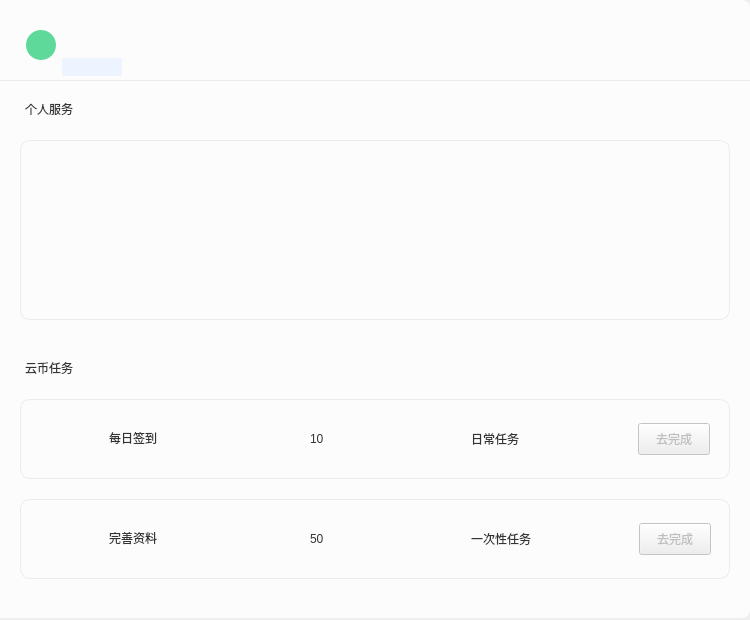
Old version of the form src/ZcloudEntCenter/UserCenterMainWidget.ui in the repository gispda/ZcloudDesk.
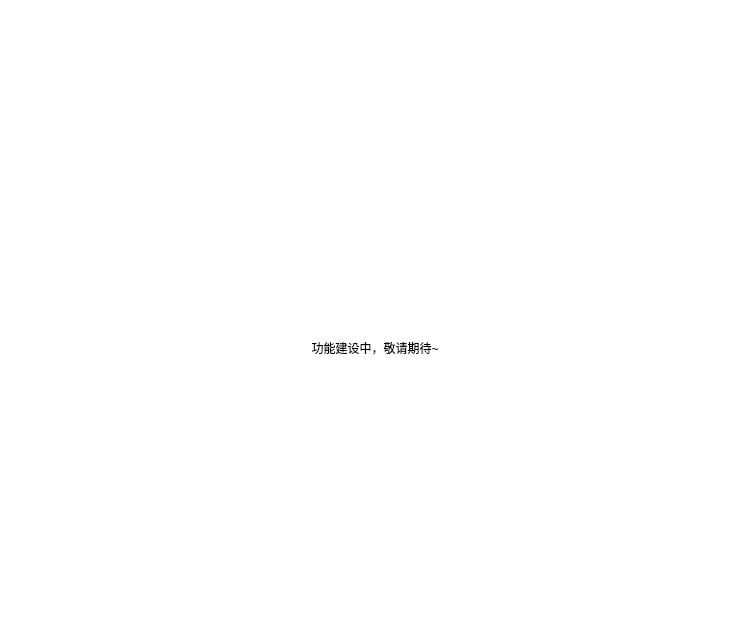
New version of the form. Icons and pictures are not drawn.

Commit message: ent center update

The edit to the form file:
```diff
--- a/src/ZcloudEntCenter/UserCenterMainWidget.ui
+++ b/src/ZcloudEntCenter/UserCenterMainWidget.ui
@@ -24,823 +24,47 @@
   </property>
   <property name="maximumSize">
    <size>
-    <width>1002</width>
-    <height>6200</height>
+    <width>750</width>
+    <height>620</height>
    </size>
   </property>
   <property name="windowTitle">
    <string>EntCenterWidget</string>
   </property>
   <property name="styleSheet">
-   <string notr="true">QWidget#EntCenterWidget{background-color: rgb(255, 255, 255);};</string>
+   <string notr="true">QWidget#UserCenterMainWidget{background-color: rgb(255, 255, 255);border-radius:8px;}</string>
   </property>
-  <widget class="QWidget" name="EntRightWidget" native="true">
+  <widget class="QLabel" name="label">
    <property name="geometry">
     <rect>
-     <x>0</x>
-     <y>0</y>
-     <width>750</width>
-     <height>618</height>
+     <x>250</x>
+     <y>340</y>
+     <width>250</width>
+     <height>16</height>
     </rect>
    </property>
-   <property name="sizePolicy">
-    <sizepolicy hsizetype="Fixed" vsizetype="Fixed">
-     <horstretch>0</horstretch>
-     <verstretch>0</verstretch>
-    </sizepolicy>
+   <property name="text">
+    <string>功能建设中，敬请期待~</string>
    </property>
-   <property name="minimumSize">
-    <size>
-     <width>750</width>
-     <height>618</height>
-    </size>
+   <property name="alignment">
+    <set>Qt::AlignCenter</set>
    </property>
-   <property name="maximumSize">
-    <size>
-     <width>750</width>
-     <height>618</height>
-    </size>
+  </widget>
+  <widget class="QLabel" name="label_2">
+   <property name="geometry">
+    <rect>
+     <x>275</x>
+     <y>90</y>
+     <width>200</width>
+     <height>200</height>
+    </rect>
    </property>
    <property name="styleSheet">
-    <string notr="true">QWidget#EntRightWidget{background-color: rgb(252, 252, 252);border-top-right-radius:8px;border-bottom-right-radius:8px;}</string>
+    <string notr="true">border-image: url(:/EntCenterWidget/image/ycs_logo.png);</string>
    </property>
-   <widget class="QLabel" name="labelSpaceRight">
-    <property name="geometry">
-     <rect>
-      <x>0</x>
-      <y>80</y>
-      <width>750</width>
-      <height>1</height>
-     </rect>
-    </property>
-    <property name="sizePolicy">
-     <sizepolicy hsizetype="Fixed" vsizetype="Fixed">
-      <horstretch>0</horstretch>
-      <verstretch>0</verstretch>
-     </sizepolicy>
-    </property>
-    <property name="minimumSize">
-     <size>
-      <width>750</width>
-      <height>1</height>
-     </size>
-    </property>
-    <property name="maximumSize">
-     <size>
-      <width>750</width>
-      <height>1</height>
-     </size>
-    </property>
-    <property name="styleSheet">
-     <string notr="true">background-color: rgb(235, 235, 235);</string>
-    </property>
-    <property name="text">
-     <string/>
-    </property>
-   </widget>
-   <widget class="QWidget" name="ServiceFeeWidget" native="true">
-    <property name="geometry">
-     <rect>
-      <x>20</x>
-      <y>140</y>
-      <width>710</width>
-      <height>180</height>
-     </rect>
-    </property>
-    <property name="sizePolicy">
-     <sizepolicy hsizetype="Fixed" vsizetype="Fixed">
-      <horstretch>0</horstretch>
-      <verstretch>0</verstretch>
-     </sizepolicy>
-    </property>
-    <property name="minimumSize">
-     <size>
-      <width>710</width>
-      <height>80</height>
-     </size>
-    </property>
-    <property name="maximumSize">
-     <size>
-      <width>710</width>
-      <height>180</height>
-     </size>
-    </property>
-    <property name="styleSheet">
-     <string notr="true">QWidget#ServiceFeeWidget{background-color: rgb(252, 252, 252);border:1px solid rgba(235,235,235,1);
-border-radius:10px;}</string>
-    </property>
-    <widget class="QLabel" name="label_3">
-     <property name="geometry">
-      <rect>
-       <x>0</x>
-       <y>0</y>
-       <width>710</width>
-       <height>180</height>
-      </rect>
-     </property>
-     <property name="maximumSize">
-      <size>
-       <width>710</width>
-       <height>180</height>
-      </size>
-     </property>
-     <property name="text">
-      <string/>
-     </property>
-     <property name="pixmap">
-      <pixmap resource="EntCenterWidget.qrc">:/EntCenterWidget/image/userVipDefualt.png</pixmap>
-     </property>
-    </widget>
-   </widget>
-   <widget class="QWidget" name="SignInWidget" native="true">
-    <property name="geometry">
-     <rect>
-      <x>20</x>
-      <y>399</y>
-      <width>710</width>
-      <height>80</height>
-     </rect>
-    </property>
-    <property name="sizePolicy">
-     <sizepolicy hsizetype="Fixed" vsizetype="Fixed">
-      <horstretch>0</horstretch>
-      <verstretch>0</verstretch>
-     </sizepolicy>
-    </property>
-    <property name="minimumSize">
-     <size>
-      <width>710</width>
-      <height>80</height>
-     </size>
-    </property>
-    <property name="maximumSize">
-     <size>
-      <width>710</width>
-      <height>80</height>
-     </size>
-    </property>
-    <property name="styleSheet">
-     <string notr="true">QWidget#SignInWidget{background-color: rgb(252, 252, 252);border:1px solid rgba(235,235,235,1);
-border-radius:10px;}</string>
-    </property>
-    <widget class="QPushButton" name="SignInButton">
-     <property name="enabled">
-      <bool>false</bool>
-     </property>
-     <property name="geometry">
-      <rect>
-       <x>618</x>
-       <y>24</y>
-       <width>72</width>
-       <height>32</height>
-      </rect>
-     </property>
-     <property name="sizePolicy">
-      <sizepolicy hsizetype="Fixed" vsizetype="Fixed">
-       <horstretch>0</horstretch>
-       <verstretch>0</verstretch>
-      </sizepolicy>
-     </property>
-     <property name="minimumSize">
-      <size>
-       <width>72</width>
-       <height>32</height>
-      </size>
-     </property>
-     <property name="maximumSize">
-      <size>
-       <width>72</width>
-       <height>32</height>
-      </size>
-     </property>
-     <property name="styleSheet">
-      <string notr="true">QPushButton{ background-color: qlineargradient(spread:pad, x1:0, y1:0, x2:1, y2:0, stop:0 rgba(2, 164, 253, 1), stop:1 rgba(31, 139, 237, 1));border-radius:4px;font: 14px &quot;微软雅黑&quot;;color:rgba(255, 255, 255, 1);}
-QPushButton:hover,pressed{ background-color: qlineargradient(spread:pad, x1:0, y1:0, x2:0, y2:1, stop:0 rgba(40, 178, 253, 1),stop:1 rgba(64, 156, 240, 1));
-border-radius:4px;font: 14px &quot;微软雅黑&quot;;color:rgba(255, 255, 255, 1);}
-QPushButton:disabled{ background-color:rgba(200,200,200,1);border-radius:4px;};</string>
-     </property>
-     <property name="text">
-      <string>去完成</string>
-     </property>
-    </widget>
-    <widget class="QLabel" name="label_8">
-     <property name="geometry">
-      <rect>
-       <x>20</x>
-       <y>15</y>
-       <width>50</width>
-       <height>50</height>
-      </rect>
-     </property>
-     <property name="sizePolicy">
-      <sizepolicy hsizetype="Fixed" vsizetype="Fixed">
-       <horstretch>0</horstretch>
-       <verstretch>0</verstretch>
-      </sizepolicy>
-     </property>
-     <property name="minimumSize">
-      <size>
-       <width>50</width>
-       <height>50</height>
-      </size>
-     </property>
-     <property name="maximumSize">
-      <size>
-       <width>50</width>
-       <height>50</height>
-      </size>
-     </property>
-     <property name="toolTip">
-      <string>完成签到，可获得云币+10</string>
-     </property>
-     <property name="styleSheet">
-      <string notr="true">QLabel{border-image: url(:/EntCenterWidget/image/signIn.png);}</string>
-     </property>
-     <property name="text">
-      <string/>
-     </property>
-    </widget>
-    <widget class="QLabel" name="label_10">
-     <property name="geometry">
-      <rect>
-       <x>89</x>
-       <y>31</y>
-       <width>56</width>
-       <height>15</height>
-      </rect>
-     </property>
-     <property name="sizePolicy">
-      <sizepolicy hsizetype="Fixed" vsizetype="Fixed">
-       <horstretch>0</horstretch>
-       <verstretch>0</verstretch>
-      </sizepolicy>
-     </property>
-     <property name="minimumSize">
-      <size>
-       <width>56</width>
-       <height>15</height>
-      </size>
-     </property>
-     <property name="maximumSize">
-      <size>
-       <width>56</width>
-       <height>15</height>
-      </size>
-     </property>
-     <property name="toolTip">
-      <string>完成签到，可获得云币+10</string>
-     </property>
-     <property name="styleSheet">
-      <string notr="true">QLabel{font: 14px &quot;微软雅黑&quot;;
-color:#333333;}</string>
-     </property>
-     <property name="text">
-      <string>每日签到</string>
-     </property>
-    </widget>
-    <widget class="QLabel" name="label_12">
-     <property name="geometry">
-      <rect>
-       <x>260</x>
-       <y>31</y>
-       <width>20</width>
-       <height>20</height>
-      </rect>
-     </property>
-     <property name="sizePolicy">
-      <sizepolicy hsizetype="Fixed" vsizetype="Fixed">
-       <horstretch>0</horstretch>
-       <verstretch>0</verstretch>
-      </sizepolicy>
-     </property>
-     <property name="minimumSize">
-      <size>
-       <width>20</width>
-       <height>20</height>
-      </size>
-     </property>
-     <property name="maximumSize">
-      <size>
-       <width>20</width>
-       <height>20</height>
-      </size>
-     </property>
-     <property name="styleSheet">
-      <string notr="true">border-image: url(:/EntCenterWidget/image/score.png);</string>
-     </property>
-     <property name="text">
-      <string/>
-     </property>
-    </widget>
-    <widget class="QLabel" name="label_14">
-     <property name="geometry">
-      <rect>
-       <x>290</x>
-       <y>32</y>
-       <width>20</width>
-       <height>15</height>
-      </rect>
-     </property>
-     <property name="sizePolicy">
-      <sizepolicy hsizetype="Fixed" vsizetype="Fixed">
-       <horstretch>0</horstretch>
-       <verstretch>0</verstretch>
-      </sizepolicy>
-     </property>
-     <property name="minimumSize">
-      <size>
-       <width>20</width>
-       <height>15</height>
-      </size>
-     </property>
-     <property name="maximumSize">
-      <size>
-       <width>20</width>
-       <height>15</height>
-      </size>
-     </property>
-     <property name="styleSheet">
-      <string notr="true">font: 14px &quot;微软雅黑&quot;;
-color:#333333;</string>
-     </property>
-     <property name="text">
-      <string>10</string>
-     </property>
-    </widget>
-    <widget class="QLabel" name="label_16">
-     <property name="geometry">
-      <rect>
-       <x>451</x>
-       <y>32</y>
-       <width>56</width>
-       <height>15</height>
-      </rect>
-     </property>
-     <property name="sizePolicy">
-      <sizepolicy hsizetype="Fixed" vsizetype="Fixed">
-       <horstretch>0</horstretch>
-       <verstretch>0</verstretch>
-      </sizepolicy>
-     </property>
-     <property name="minimumSize">
-      <size>
-       <width>56</width>
-       <height>15</height>
-      </size>
-     </property>
-     <property name="maximumSize">
-      <size>
-       <width>56</width>
-       <height>15</height>
-      </size>
-     </property>
-     <property name="styleSheet">
-      <string notr="true">font: 14px &quot;微软雅黑&quot;;
-color:#333333;</string>
-     </property>
-     <property name="text">
-      <string>日常任务</string>
-     </property>
-    </widget>
-   </widget>
-   <widget class="QWidget" name="CompeteDataWidget" native="true">
-    <property name="enabled">
-     <bool>true</bool>
-    </property>
-    <property name="geometry">
-     <rect>
-      <x>20</x>
-      <y>499</y>
-      <width>710</width>
-      <height>80</height>
-     </rect>
-    </property>
-    <property name="sizePolicy">
-     <sizepolicy hsizetype="Fixed" vsizetype="Fixed">
-      <horstretch>0</horstretch>
-      <verstretch>0</verstretch>
-     </sizepolicy>
-    </property>
-    <property name="minimumSize">
-     <size>
-      <width>710</width>
-      <height>80</height>
-     </size>
-    </property>
-    <property name="maximumSize">
-     <size>
-      <width>710</width>
-      <height>80</height>
-     </size>
-    </property>
-    <property name="styleSheet">
-     <string notr="true">QWidget#CompeteDataWidget{background-color: rgb(252, 252, 252);border:1px solid rgba(235,235,235,1);
-border-radius:10px;}</string>
-    </property>
-    <widget class="QLabel" name="label_9">
-     <property name="geometry">
-      <rect>
-       <x>20</x>
-       <y>15</y>
-       <width>50</width>
-       <height>50</height>
-      </rect>
-     </property>
-     <property name="sizePolicy">
-      <sizepolicy hsizetype="Fixed" vsizetype="Fixed">
-       <horstretch>0</horstretch>
-       <verstretch>0</verstretch>
-      </sizepolicy>
-     </property>
-     <property name="minimumSize">
-      <size>
-       <width>50</width>
-       <height>50</height>
-      </size>
-     </property>
-     <property name="maximumSize">
-      <size>
-       <width>50</width>
-       <height>50</height>
-      </size>
-     </property>
-     <property name="toolTip">
-      <string>完善个人资料，可获得云币+50</string>
-     </property>
-     <property name="styleSheet">
-      <string notr="true">QLabel{border-image: url(:/EntCenterWidget/image/completeInfo.png);}</string>
-     </property>
-     <property name="text">
-      <string/>
-     </property>
-    </widget>
-    <widget class="QLabel" name="label_11">
-     <property name="geometry">
-      <rect>
-       <x>89</x>
-       <y>31</y>
-       <width>56</width>
-       <height>15</height>
-      </rect>
-     </property>
-     <property name="sizePolicy">
-      <sizepolicy hsizetype="Fixed" vsizetype="Fixed">
-       <horstretch>0</horstretch>
-       <verstretch>0</verstretch>
-      </sizepolicy>
-     </property>
-     <property name="minimumSize">
-      <size>
-       <width>56</width>
-       <height>15</height>
-      </size>
-     </property>
-     <property name="maximumSize">
-      <size>
-       <width>56</width>
-       <height>15</height>
-      </size>
-     </property>
-     <property name="toolTip">
-      <string>完善个人资料，可获得云币+50</string>
-     </property>
-     <property name="styleSheet">
-      <string notr="true">QLabel{font: 14px &quot;微软雅黑&quot;;
-color:#333333;}</string>
-     </property>
-     <property name="text">
-      <string>完善资料</string>
-     </property>
-    </widget>
-    <widget class="QLabel" name="label_13">
-     <property name="geometry">
-      <rect>
-       <x>260</x>
-       <y>31</y>
-       <width>20</width>
-       <height>20</height>
-      </rect>
-     </property>
-     <property name="sizePolicy">
-      <sizepolicy hsizetype="Fixed" vsizetype="Fixed">
-       <horstretch>0</horstretch>
-       <verstretch>0</verstretch>
-      </sizepolicy>
-     </property>
-     <property name="minimumSize">
-      <size>
-       <width>20</width>
-       <height>20</height>
-      </size>
-     </property>
-     <property name="maximumSize">
-      <size>
-       <width>20</width>
-       <height>20</height>
-      </size>
-     </property>
-     <property name="styleSheet">
-      <string notr="true">border-image: url(:/EntCenterWidget/image/score.png);</string>
-     </property>
-     <property name="text">
-      <string/>
-     </property>
-    </widget>
-    <widget class="QLabel" name="label_15">
-     <property name="geometry">
-      <rect>
-       <x>290</x>
-       <y>32</y>
-       <width>20</width>
-       <height>15</height>
-      </rect>
-     </property>
-     <property name="sizePolicy">
-      <sizepolicy hsizetype="Fixed" vsizetype="Fixed">
-       <horstretch>0</horstretch>
-       <verstretch>0</verstretch>
-      </sizepolicy>
-     </property>
-     <property name="minimumSize">
-      <size>
-       <width>20</width>
-       <height>15</height>
-      </size>
-     </property>
-     <property name="maximumSize">
-      <size>
-       <width>20</width>
-       <height>15</height>
-      </size>
-     </property>
-     <property name="styleSheet">
-      <string notr="true">font: 14px &quot;微软雅黑&quot;;
-color:#333333;</string>
-     </property>
-     <property name="text">
-      <string>50</string>
-     </property>
-    </widget>
-    <widget class="QLabel" name="label_17">
-     <property name="geometry">
-      <rect>
-       <x>451</x>
-       <y>32</y>
-       <width>70</width>
-       <height>15</height>
-      </rect>
-     </property>
-     <property name="sizePolicy">
-      <sizepolicy hsizetype="Fixed" vsizetype="Fixed">
-       <horstretch>0</horstretch>
-       <verstretch>0</verstretch>
-      </sizepolicy>
-     </property>
-     <property name="minimumSize">
-      <size>
-       <width>70</width>
-       <height>15</height>
-      </size>
-     </property>
-     <property name="maximumSize">
-      <size>
-       <width>70</width>
-       <height>15</height>
-      </size>
-     </property>
-     <property name="styleSheet">
-      <string notr="true">font: 14px &quot;微软雅黑&quot;;
-color:#333333;</string>
-     </property>
-     <property name="text">
-      <string>一次性任务</string>
-     </property>
-    </widget>
-    <widget class="QPushButton" name="CompeteDataButton">
-     <property name="enabled">
-      <bool>false</bool>
-     </property>
-     <property name="geometry">
-      <rect>
-       <x>619</x>
-       <y>24</y>
-       <width>72</width>
-       <height>32</height>
-      </rect>
-     </property>
-     <property name="sizePolicy">
-      <sizepolicy hsizetype="Fixed" vsizetype="Fixed">
-       <horstretch>0</horstretch>
-       <verstretch>0</verstretch>
-      </sizepolicy>
-     </property>
-     <property name="minimumSize">
-      <size>
-       <width>72</width>
-       <height>32</height>
-      </size>
-     </property>
-     <property name="maximumSize">
-      <size>
-       <width>72</width>
-       <height>32</height>
-      </size>
-     </property>
-     <property name="styleSheet">
-      <string notr="true">QPushButton{background-color: qlineargradient(spread:pad, x1:0, y1:0, x2:1, y2:0, stop:0 rgba(2, 164, 253, 1), stop:1 rgba(31, 139, 237, 1));
-			border-radius:4px;font: 14px &quot;微软雅黑&quot;;color:rgba(255, 255, 255, 1);}
-QPushButton:hover,pressed{ background-color: qlineargradient(spread:pad, x1:0, y1:0, x2:0, y2:1, stop:0 rgba(40, 178, 253, 1),stop:1 rgba(64, 156, 240, 1));
-		  border-radius:4px;font: 14px &quot;微软雅黑&quot;;color:rgba(255, 255, 255, 1);}
-QPushButton:disabled{ background-color:rgba(200,200,200,1);border-radius:4px;};</string>
-     </property>
-     <property name="text">
-      <string>去完成</string>
-     </property>
-    </widget>
-   </widget>
-   <widget class="QLabel" name="label">
-    <property name="geometry">
-     <rect>
-      <x>25</x>
-      <y>100</y>
-      <width>64</width>
-      <height>17</height>
-     </rect>
-    </property>
-    <property name="sizePolicy">
-     <sizepolicy hsizetype="Fixed" vsizetype="Fixed">
-      <horstretch>0</horstretch>
-      <verstretch>0</verstretch>
-     </sizepolicy>
-    </property>
-    <property name="minimumSize">
-     <size>
-      <width>64</width>
-      <height>17</height>
-     </size>
-    </property>
-    <property name="maximumSize">
-     <size>
-      <width>64</width>
-      <height>17</height>
-     </size>
-    </property>
-    <property name="styleSheet">
-     <string notr="true">font: 16px &quot;微软雅黑&quot;;
-color:#333333;</string>
-    </property>
-    <property name="text">
-     <string>个人服务</string>
-    </property>
-   </widget>
-   <widget class="QLabel" name="label_2">
-    <property name="geometry">
-     <rect>
-      <x>25</x>
-      <y>359</y>
-      <width>64</width>
-      <height>17</height>
-     </rect>
-    </property>
-    <property name="sizePolicy">
-     <sizepolicy hsizetype="Fixed" vsizetype="Fixed">
-      <horstretch>0</horstretch>
-      <verstretch>0</verstretch>
-     </sizepolicy>
-    </property>
-    <property name="minimumSize">
-     <size>
-      <width>64</width>
-      <height>17</height>
-     </size>
-    </property>
-    <property name="maximumSize">
-     <size>
-      <width>64</width>
-      <height>17</height>
-     </size>
-    </property>
-    <property name="styleSheet">
-     <string notr="true">font: 16px &quot;微软雅黑&quot;;
-color:#333333;</string>
-    </property>
-    <property name="text">
-     <string>云币任务</string>
-    </property>
-   </widget>
-   <widget class="QLabel" name="labelFirstName">
-    <property name="geometry">
-     <rect>
-      <x>26</x>
-      <y>30</y>
-      <width>30</width>
-      <height>30</height>
-     </rect>
-    </property>
-    <property name="sizePolicy">
-     <sizepolicy hsizetype="Fixed" vsizetype="Fixed">
-      <horstretch>0</horstretch>
-      <verstretch>0</verstretch>
-     </sizepolicy>
-    </property>
-    <property name="minimumSize">
-     <size>
-      <width>30</width>
-      <height>30</height>
-     </size>
-    </property>
-    <property name="maximumSize">
-     <size>
-      <width>30</width>
-      <height>30</height>
-     </size>
-    </property>
-    <property name="styleSheet">
-     <string notr="true">background:rgba(95,217,153,1);
-border-radius:15px;
-font: 14px &quot;微软雅黑&quot;;
-color:#FDFDFD;</string>
-    </property>
-    <property name="text">
-     <string/>
-    </property>
-    <property name="alignment">
-     <set>Qt::AlignCenter</set>
-    </property>
-   </widget>
-   <widget class="QLabel" name="labelUserName">
-    <property name="geometry">
-     <rect>
-      <x>62</x>
-      <y>36</y>
-      <width>28</width>
-      <height>16</height>
-     </rect>
-    </property>
-    <property name="sizePolicy">
-     <sizepolicy hsizetype="Preferred" vsizetype="Fixed">
-      <horstretch>0</horstretch>
-      <verstretch>0</verstretch>
-     </sizepolicy>
-    </property>
-    <property name="minimumSize">
-     <size>
-      <width>28</width>
-      <height>16</height>
-     </size>
-    </property>
-    <property name="maximumSize">
-     <size>
-      <width>16777215</width>
-      <height>16</height>
-     </size>
-    </property>
-    <property name="styleSheet">
-     <string notr="true">font: 14px &quot;微软雅黑&quot;;
-color:#333333;</string>
-    </property>
-    <property name="text">
-     <string/>
-    </property>
-   </widget>
-   <widget class="QLabel" name="labelUserJob">
-    <property name="geometry">
-     <rect>
-      <x>62</x>
-      <y>58</y>
-      <width>60</width>
-      <height>18</height>
-     </rect>
-    </property>
-    <property name="sizePolicy">
-     <sizepolicy hsizetype="Preferred" vsizetype="Fixed">
-      <horstretch>0</horstretch>
-      <verstretch>0</verstretch>
-     </sizepolicy>
-    </property>
-    <property name="minimumSize">
-     <size>
-      <width>60</width>
-      <height>18</height>
-     </size>
-    </property>
-    <property name="maximumSize">
-     <size>
-      <width>16777215</width>
-      <height>18</height>
-     </size>
-    </property>
-    <property name="styleSheet">
-     <string notr="true">font: 12px &quot;微软雅黑&quot;;
-color:#3EACF7;
-background-color: rgb(237, 244, 255);
-padding-left:2px;
-border-radius:2px;</string>
-    </property>
-    <property name="text">
-     <string/>
-    </property>
-   </widget>
+   <property name="text">
+    <string/>
+   </property>
   </widget>
  </widget>
  <layoutdefault spacing="6" margin="11"/>
```
The commit also changes 29 other files.
